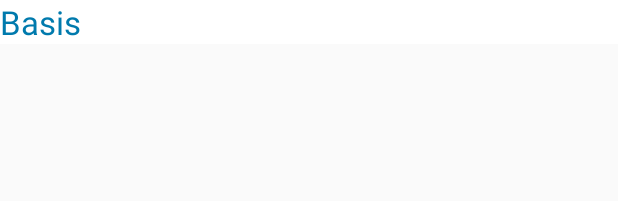
After one commit to Aaryatech/SAP_Recruit, an Android app: the layout rcl_categories_view.xml on its own in the app's theme, with its tools: preview values and no code run, on a phone screen of 412 x 824 dp. The commit adds this screen. Shown: the top 201 px of the screen. Run offline under Robolectric (Android 15) with nearby library versions, the phone set to English and light mode, and no system bars; Roboto replaces fonts that are not available here.

Commit message:
Adding Dynamic view for recruiter job posting

```diff
--- a/app/src/main/res/layout/list_view_specialisation.xml
+++ b/app/src/main/res/layout/list_view_specialisation.xml
@@ -1,5 +1,6 @@
 <?xml version="1.0" encoding="utf-8"?>
 <LinearLayout xmlns:android="http://schemas.android.com/apk/res/android"
+    xmlns:tools="http://schemas.android.com/tools"
     android:layout_width="match_parent"
     android:layout_height="match_parent"
     android:orientation="vertical">
@@ -16,9 +17,9 @@
             android:layout_width="wrap_content"
             android:layout_height="wrap_content"
             android:layout_marginLeft="22dp"
-            android:text=""
             android:textColor="@color/colorText2"
-            android:textSize="18sp" />
+            android:textSize="18sp"
+            tools:text="OS" />
 
     </LinearLayout>
 
--- /dev/null
+++ b/app/src/main/res/layout/rcl_categories_view.xml
@@ -0,0 +1,40 @@
+<?xml version="1.0" encoding="utf-8"?>
+<LinearLayout xmlns:android="http://schemas.android.com/apk/res/android"
+    xmlns:tools="http://schemas.android.com/tools"
+    android:layout_width="match_parent"
+    android:layout_height="wrap_content"
+    android:layout_marginBottom="10dp"
+    android:orientation="vertical">
+
+    <LinearLayout
+        android:id="@+id/llViewMainCatData"
+        android:layout_width="match_parent"
+        android:layout_height="wrap_content"
+        android:animateLayoutChanges="true"
+        android:background="@color/colorWhite"
+        android:orientation="vertical">
+
+        <TextView
+            android:id="@+id/tvRclMainCat"
+            android:layout_width="match_parent"
+            android:layout_height="wrap_content"
+            android:textColor="@color/colorText2"
+            android:textSize="22sp"
+            tools:text="Basis" />
+    </LinearLayout>
+
+    <LinearLayout
+        android:id="@+id/llViewSubCatData"
+        android:layout_width="match_parent"
+        android:layout_height="wrap_content"
+        android:background="@color/colorWhite"
+        android:orientation="vertical">
+
+        <ListView
+            android:id="@+id/lsvCatViewSubCat"
+            android:layout_width="match_parent"
+            android:layout_height="wrap_content" />
+    </LinearLayout>
+
+
+</LinearLayout>
```
Also changed, not shown: app/src/main/java/com/ats/sap_recruitment/adpter/BindCategoryAdapter.java (added, +117 -0 lines), app/src/main/java/com/ats/sap_recruitment/fragment/JobCategoryFragment.java (added, +90 -0 lines), app/src/main/java/com/ats/sap_recruitment/fragment/PostJobFragment.java (+12 -2 lines), app/src/main/res/layout/fragment_job_category.xml (added, +18 -0 lines).
